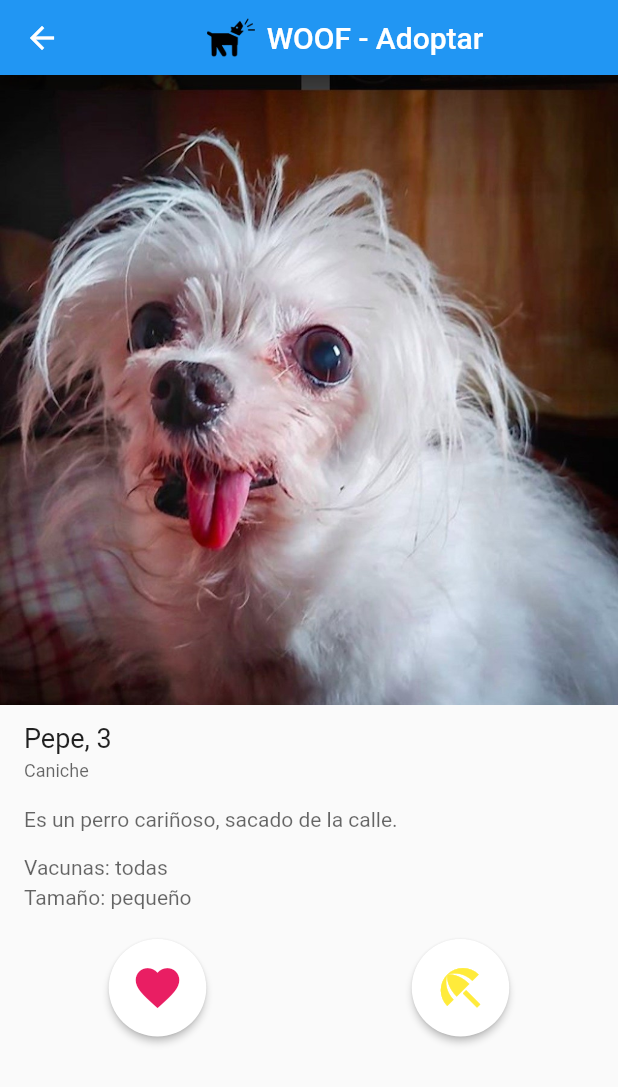
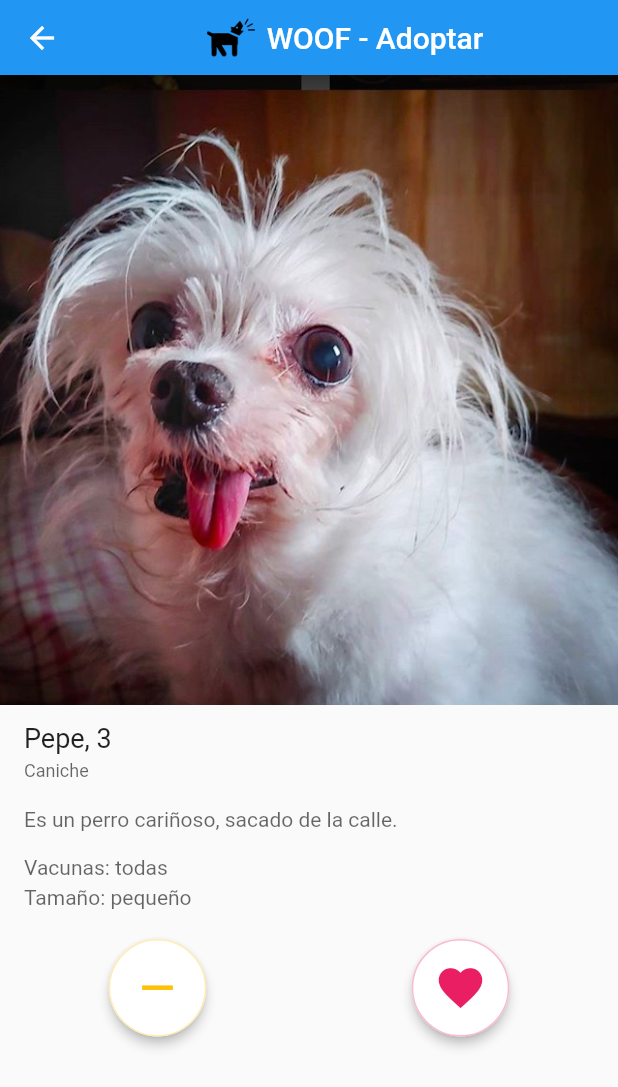
Before and after one commit to matfonseca/tdl-dart, a Flutter app: the DogSwiper screen opened directly, on a phone screen of 412 x 824 dp. Shown: the top 1087 px of the screen. Run offline on Flutter 3.47's test engine with Material 2 defaults, Android fonts, the phone set to English and light mode, and no system bars; our stand-ins replace cloud_firestore, firebase_core, firebase_storage, image_picker; accounts and stored records are empty.

Commit message:
improve like & reject buttons

```diff
--- a/App/lib/screens/dog_swiper.dart
+++ b/App/lib/screens/dog_swiper.dart
@@ -7,7 +7,7 @@ class LikeButton extends StatelessWidget {
   Widget build(BuildContext context) {
     return RawMaterialButton(
       onPressed: () {},
-      elevation: 2.0,
+      elevation: 3.0,
       fillColor: Colors.white,
       child: Icon(
         Icons.favorite,
@@ -15,7 +15,7 @@ class LikeButton extends StatelessWidget {
         size: 35.0,
       ),
       padding: EdgeInsets.all(15.0),
-      shape: CircleBorder(),
+      shape: CircleBorder(side: BorderSide(color: Colors.pink[100])),
     );
   }
 }
@@ -25,15 +25,15 @@ class RejectButton extends StatelessWidget {
   Widget build(BuildContext context) {
     return RawMaterialButton(
       onPressed: () {},
-      elevation: 2.0,
+      elevation: 3.0,
       fillColor: Colors.white,
       child: Icon(
-        Icons.beach_access,
-        color: Colors.yellow,
+        Icons.remove_outlined,
+        color: Colors.amber,
         size: 35.0,
       ),
       padding: EdgeInsets.all(15.0),
-      shape: CircleBorder(),
+      shape: CircleBorder(side: BorderSide(color: Colors.amber[100])),
     );
   }
 }
@@ -101,8 +101,8 @@ class DogProfile extends StatelessWidget {
           ButtonBar(
             alignment: MainAxisAlignment.spaceAround,
             children: [
+              RejectButton(),
               LikeButton(),
-              RejectButton(),
             ],
           ),
         ],
```
